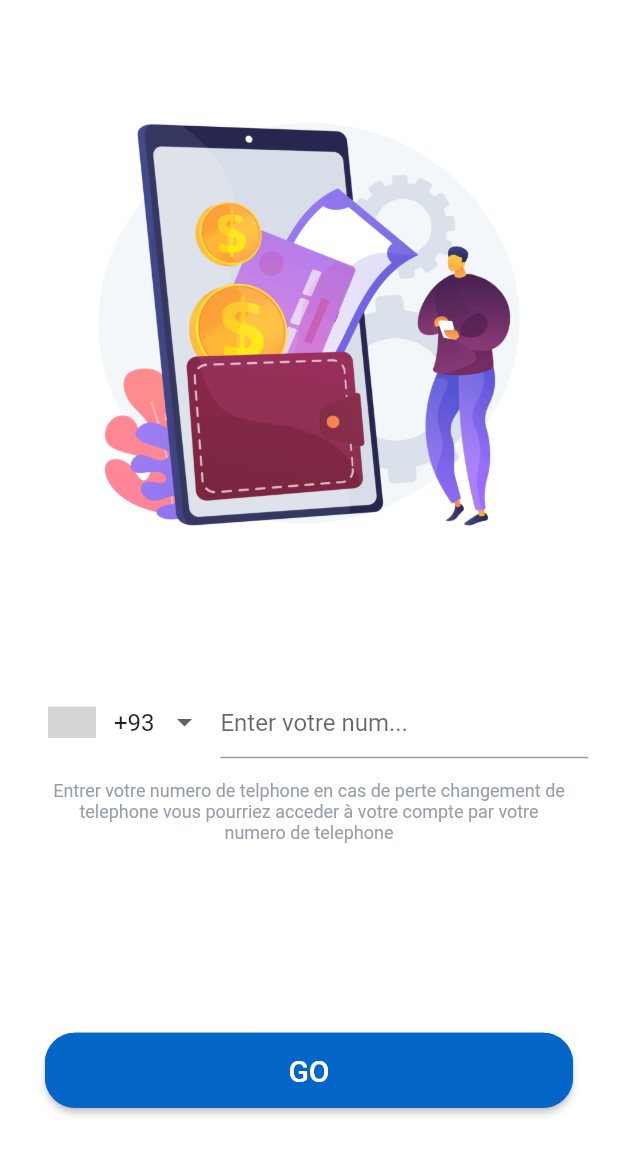
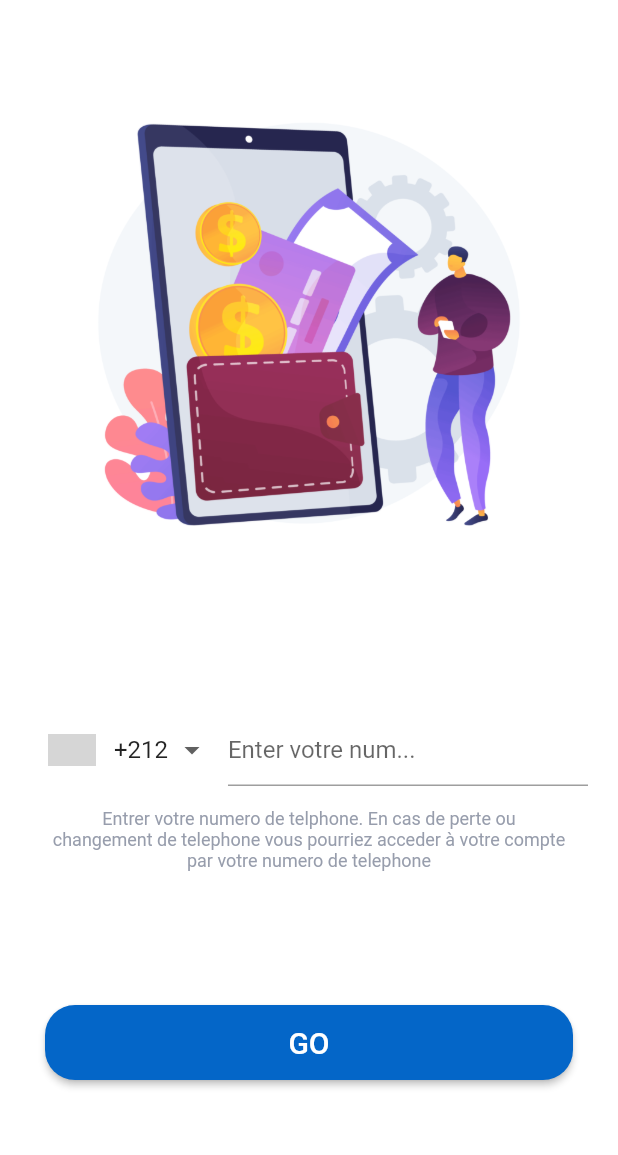
Before and after one commit to ElMehdiEchchad/Baztami-App-Flutter, a Flutter app: the screen it shows after launch, on a phone screen of 412 x 824 dp. Shown: the top 1155 px of the screen. Run offline on Flutter 3.47's test engine with Material 2 defaults, Android fonts, the phone set to English and light mode, and no system bars; drawn by our look-alikes of intl_phone_number_input; our stand-ins replace firebase_auth, firebase_core; accounts and stored records are empty; grey boxes are pictures that could not be loaded.

Commit message:
Add bottom Navigation Bar add screens

```diff
--- a/lib/screens/login.dart
+++ b/lib/screens/login.dart
@@ -22,7 +22,7 @@ class _LoginPageState extends State<LoginPage> {
           child: Column(
             mainAxisAlignment: MainAxisAlignment.center,
             children: [
-              Flexible(child: _uildWelcomeImage()),
+              Flexible(child: _welcomeImage()),
               Flexible(child: InternationalPhoneInput()),
             ],
           ),
@@ -32,7 +32,7 @@ class _LoginPageState extends State<LoginPage> {
   }
 }
 
-Widget _uildWelcomeImage() {
+Widget _welcomeImage() {
   return Container(
     child: Image.asset("assets/images/welcome_page_illustration.png"),
   );
@@ -65,6 +65,10 @@ class _InternationalPhoneInputState extends State<InternationalPhoneInput> {
           Column(children: [
             Center(
               child: InternationalPhoneNumberInput(
+                countrySelectorScrollControlled: true,
+                initialValue: PhoneNumber(
+                  isoCode: "MA",
+                ),
                 hintText: "Enter votre num...",
                 onInputChanged: (PhoneNumber value) => _handleInput(value),
               ),
@@ -72,28 +76,30 @@ class _InternationalPhoneInputState extends State<InternationalPhoneInput> {
             Padding(
               padding: const EdgeInsets.all(15.0),
               child: Text(
-                "Entrer votre numero de telphone en cas de perte changement de telephone vous pourriez acceder à votre compte par votre numero de telephone",
+                "Entrer votre numero de telphone. En cas de perte ou changement de telephone vous pourriez acceder à votre compte par votre numero de telephone",
                 style: TextStyle(
                   color: Palette.grey1Color,
                   fontSize: 12,
                 ),
                 textAlign: TextAlign.center,
               ),
-            )
-          ]),
+            ),
             codeSent
                 ? Padding(
-                  padding: EdgeInsets.only(left: 25.0, right: 25.0),
+                    padding: EdgeInsets.only(left: 40.0, right: 40.0),
                     child: TextFormField(
                       keyboardType: TextInputType.phone,
-                    decoration: InputDecoration(hintText: 'Enter OTP'),
+                      decoration:
+                          InputDecoration(hintText: 'Enter OTP : XXXXXX'),
                       onChanged: (val) {
                         setState(() {
                           this.smsCode = val;
                         });
                       },
-                  ))
+                    ),
+                  )
                 : Container(),
+          ]),
           ElevatedButton(
             onPressed: () {
               _handleLogin();
@@ -108,7 +114,6 @@ class _InternationalPhoneInputState extends State<InternationalPhoneInput> {
             ),
             style: ElevatedButton.styleFrom(
               minimumSize: Size(MediaQuery.of(context).size.width - 60, 50),
-              side: BorderSide(width: 2.0, color: Palette.primaryLightColor),
               shape: RoundedRectangleBorder(
                 borderRadius: BorderRadius.circular(20.0),
               ),
@@ -127,10 +132,6 @@ class _InternationalPhoneInputState extends State<InternationalPhoneInput> {
       codeSent
           ? AuthService().signInWithOTP(smsCode, verificationId)
           : verifyPhone(phoneNumber);
-      // Navigator.push(
-      //   context,
-      //   MaterialPageRoute(builder: (context) => NaVBottomBar()),
-      // );
     }
   }
 
@@ -143,7 +144,20 @@ class _InternationalPhoneInputState extends State<InternationalPhoneInput> {
     //this for handle the error message
     final PhoneVerificationFailed failed = (FirebaseAuthException e) {
       if (e.code == 'invalid-phone-number') {
-        print('The provided phone number is not valid.');
+        showDialog<String>(
+          context: context,
+          builder: (BuildContext context) => AlertDialog(
+            title: const Text('Error'),
+            content: const Text(
+                'votre numero n\'est pas valide, essayez de saisir un numero valide'),
+            actions: <Widget>[
+              TextButton(
+                onPressed: () => Navigator.pop(context, 'OK'),
+                child: const Text('OK'),
+              ),
+            ],
+          ),
+        );
       }
     };
 
--- /dev/null
+++ b/lib/screens/screens.dart
@@ -0,0 +1,3 @@
+export 'wallet_screen.dart';
+export 'profile_screen.dart';
+export 'credit_screen.dart';
--- a/lib/services/authservice.dart
+++ b/lib/services/authservice.dart
@@ -24,7 +24,10 @@ class AuthService {
 
   //SignIn
   signIn(AuthCredential authCreds) {
-    FirebaseAuth.instance.signInWithCredential(authCreds);
+    FirebaseAuth.instance
+        .signInWithCredential(authCreds)
+        .then((value) => null)
+        .catchError((e) => {print("the error is : $e")});
   }
 
   signInWithOTP(smsCode, verId) {
```
Also changed, not shown: lib/screens/credit_screen.dart (added, +17 -0 lines), lib/screens/nav_bottom_bar.dart (+54 -1 lines), lib/screens/profile_screen.dart (added, +17 -0 lines), lib/screens/wallet_screen.dart (added, +17 -0 lines). Lines whose indentation alone changed are shown as unchanged.
